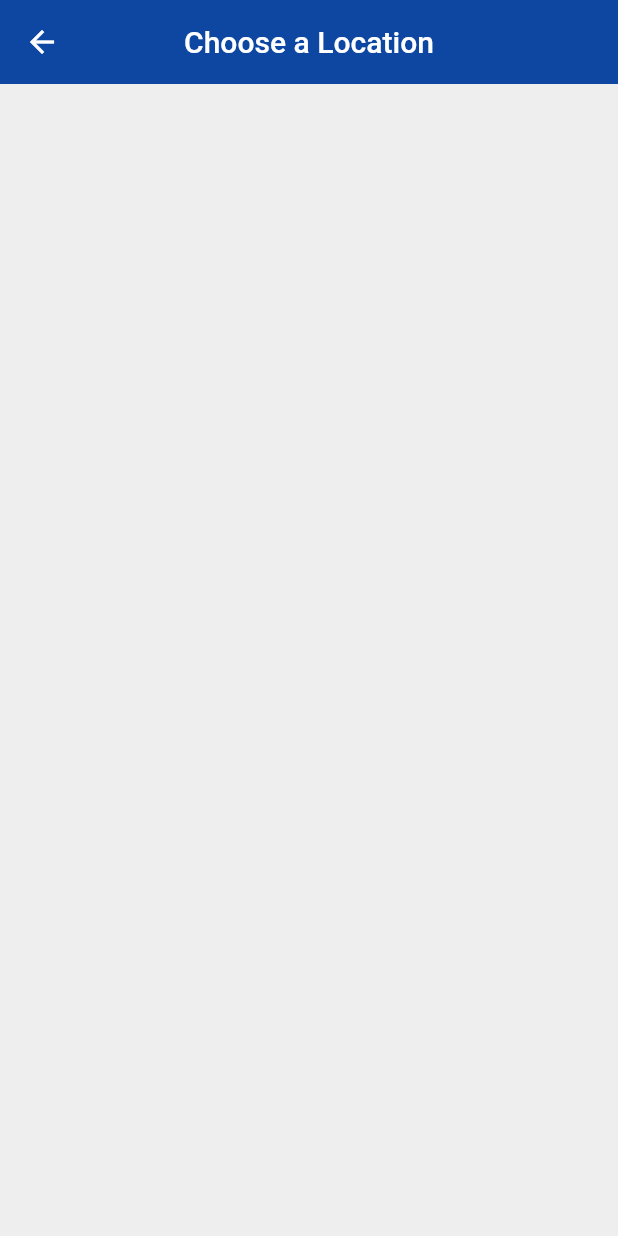
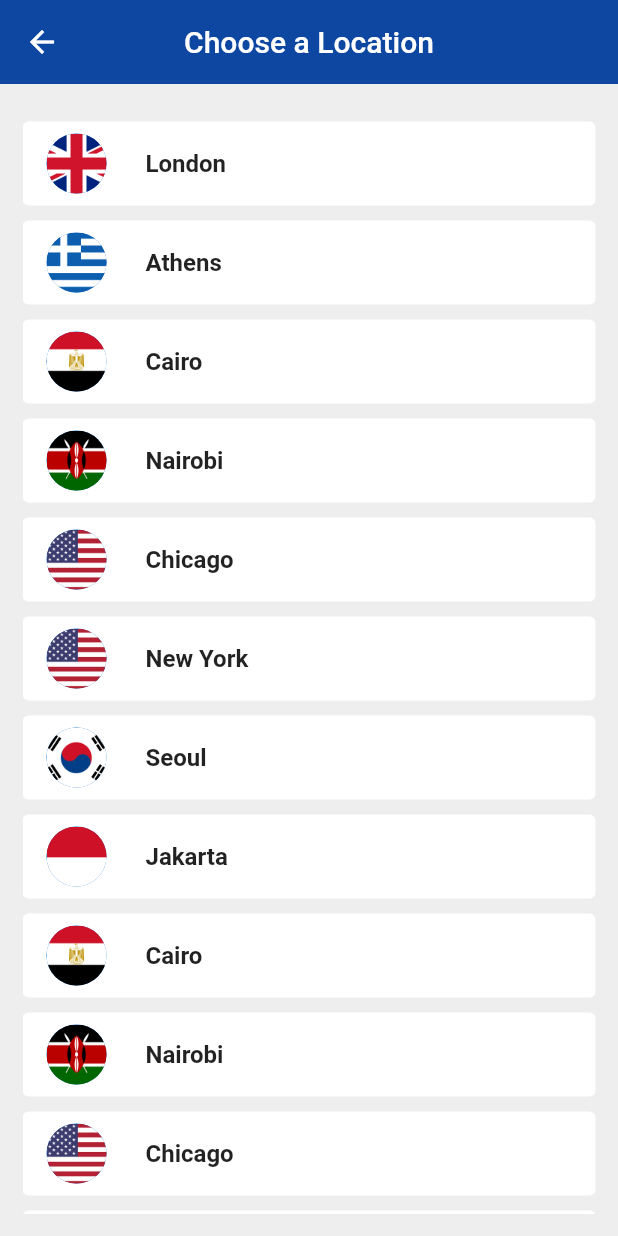
Before and after one commit to cliffaust/fourth-flutter-project, a Flutter app: the screen it shows after launch, after a tap on "Edit Location", on a phone screen of 412 x 824 dp. Run offline on Flutter 3.47's test engine with Material 2 defaults, Android fonts, the phone set to English and light mode, and no system bars; our stand-ins replace flutter_spinkit; network calls fail.

Commit message:
added lines of code

```diff
--- a/lib/pages/choose_location.dart
+++ b/lib/pages/choose_location.dart
@@ -1,4 +1,5 @@
 import 'package:flutter/material.dart';
+import 'package:world_time/services/world_time.dart';
 
 
 class ChooseLocation extends StatefulWidget {
@@ -9,6 +10,23 @@ class ChooseLocation extends StatefulWidget {
 }
 
 class _ChooseLocationState extends State<ChooseLocation> {
+
+  List<WorldTime> locations = [
+    WorldTime(url: 'Europe/London', location: 'London', flag: 'assets/uk.png'),
+    WorldTime(url: 'Europe/Berlin', location: 'Athens', flag: 'assets/greece.png'),
+    WorldTime(url: 'Africa/Cairo', location: 'Cairo', flag: 'assets/egypt.png'),
+    WorldTime(url: 'Africa/Nairobi', location: 'Nairobi', flag: 'assets/kenya.png'),
+    WorldTime(url: 'America/Chicago', location: 'Chicago', flag: 'assets/usa.png'),
+    WorldTime(url: 'America/New_York', location: 'New York', flag: 'assets/usa.png'),
+    WorldTime(url: 'Asia/Seoul', location: 'Seoul', flag: 'assets/south_korea.png'),
+    WorldTime(url: 'Asia/Jakarta', location: 'Jakarta', flag: 'assets/indonesia.png'),
+    WorldTime(url: 'Africa/Cairo', location: 'Cairo', flag: 'assets/egypt.png'),
+    WorldTime(url: 'Africa/Nairobi', location: 'Nairobi', flag: 'assets/kenya.png'),
+    WorldTime(url: 'America/Chicago', location: 'Chicago', flag: 'assets/usa.png'),
+    WorldTime(url: 'America/New_York', location: 'New York', flag: 'assets/usa.png'),
+    WorldTime(url: 'Asia/Seoul', location: 'Seoul', flag: 'assets/south_korea.png'),
+    WorldTime(url: 'Asia/Jakarta', location: 'Jakarta', flag: 'assets/indonesia.png'),
+  ];
 
   @override
   Widget build(BuildContext context) {
@@ -21,6 +39,34 @@ class _ChooseLocationState extends State<ChooseLocation> {
         centerTitle: true,
         elevation: 0.0,
       ),
+      body: Padding(
+        padding: const EdgeInsets.all(15.0),
+
+        child: ListView.builder(
+          itemCount: locations.length,
+          itemBuilder: (context, index) {
+            return Card(
+              elevation: 0.0,
+              margin: const EdgeInsets.only(top: 10.0),
+              child: ListTile(
+                onTap: () {},
+                leading: CircleAvatar(
+                  backgroundImage: AssetImage(locations[index].flag),
+                ),
+                title: Padding(
+                  padding: const EdgeInsets.all(10.0),
+                  child: Text(
+                    locations[index].location,
+                    style: const TextStyle(
+                        fontWeight: FontWeight.bold
+                    ),
+                  ),
+                ),
+              ),
+            );
+          },
+        ),
+      ),
     );
   }
 }
--- a/lib/pages/home.dart
+++ b/lib/pages/home.dart
@@ -38,7 +38,16 @@ class _HomeState extends State<Home> {
         child: SafeArea(
             child: Column(
               children: [
-                TextButton.icon(
+                location.isDay ? TextButton.icon(
+                    onPressed: () {
+                      Navigator.pushNamed(context, "/location");
+                    },
+                    style: TextButton.styleFrom(
+                      primary: Colors.black
+                    ),
+                    icon: const Icon(Icons.edit_location),
+                    label: const Text("Edit Location")
+                ) : TextButton.icon(
                     onPressed: () {
                       Navigator.pushNamed(context, "/location");
                     },
--- a/lib/pages/loading.dart
+++ b/lib/pages/loading.dart
@@ -14,7 +14,7 @@ class Loading extends StatefulWidget {
 class _LoadingState extends State<Loading> {
 
   void setupWorldTime() async {
-    WorldTime worldTime = WorldTime(location: 'Paris', flag: 'assets/japan.jpg', url: 'Asia/Tokyo');
+    WorldTime worldTime = WorldTime(location: 'Paris', flag: 'assets/france.jpeg', url: 'Europe/Paris');
 
     await worldTime.getTime();
 
```
Also changed, not shown: assets/egypt.png (added), assets/germany.png (added), assets/greece.png (added), assets/indonesia.png (added), assets/kenya.png (added), assets/south_korea.png (added), assets/uk.png (added), assets/usa.png (added).
